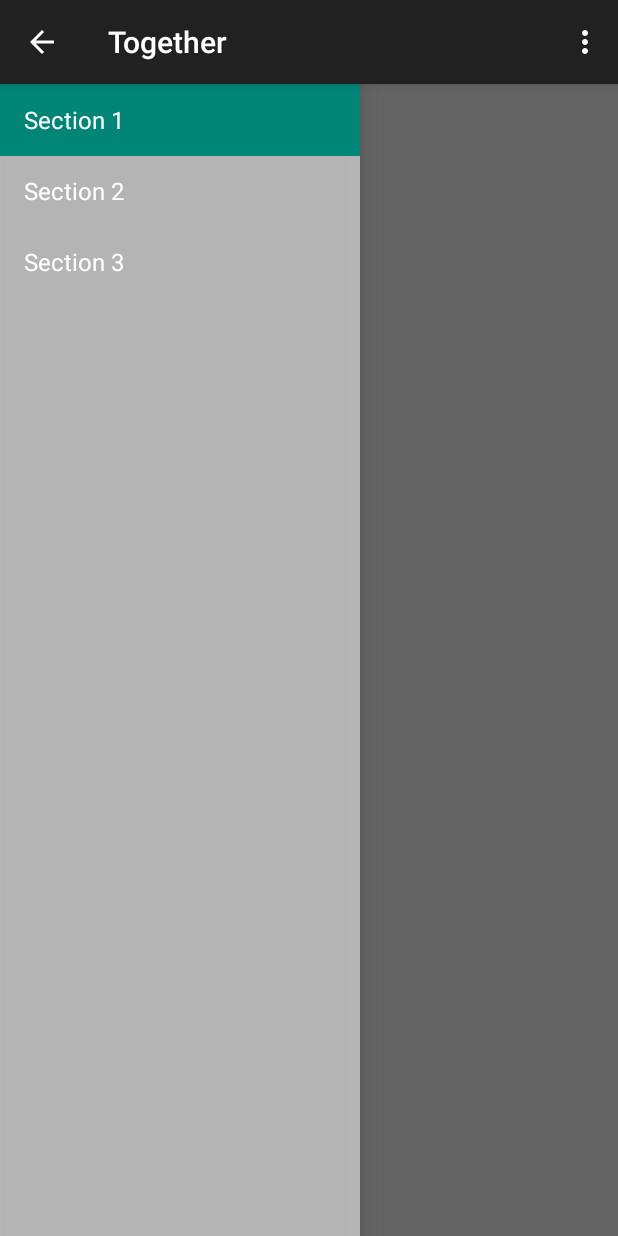
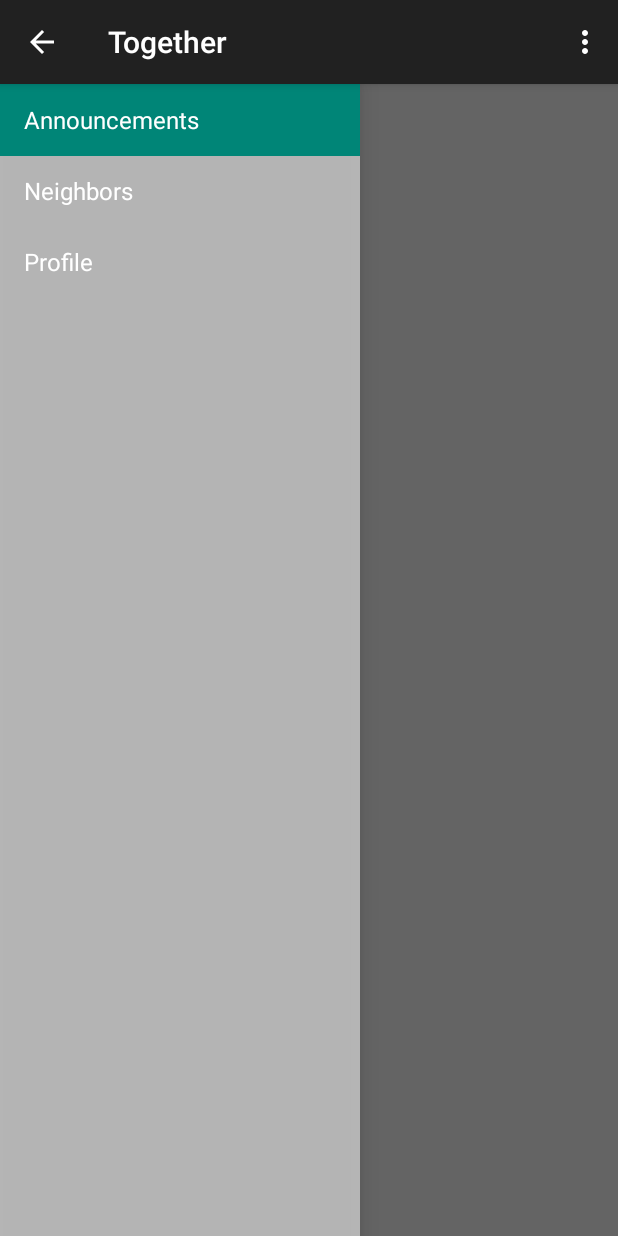
Before and after one commit to andychong1996/Together, an Android app: the NavigationDrawerFragment screen opened directly, with no data from a screen before it, on a phone screen of 412 x 824 dp. Run offline under Robolectric (Android 15) with nearby library versions, the phone set to English and light mode, and no system bars; 3 statements that could not run were skipped.

Commit message:
Update #2: Strings

```diff
--- a/app/src/main/java/com/application/together/NavigationDrawerFragment.java
+++ b/app/src/main/java/com/application/together/NavigationDrawerFragment.java
@@ -102,9 +102,9 @@ public class NavigationDrawerFragment extends Fragment {
                 android.R.layout.simple_list_item_activated_1,
                 android.R.id.text1,
                 new String[]{
-                        getString(R.string.title_section1),
-                        getString(R.string.title_section2),
-                        getString(R.string.title_section3),
+                        getString(R.string.title_announcement),
+                        getString(R.string.title_neighbor),
+                        getString(R.string.title_profile),
                 }));
         mDrawerListView.setItemChecked(mCurrentSelectedPosition, true);
         return mDrawerListView;
--- a/app/src/main/res/values/strings.xml
+++ b/app/src/main/res/values/strings.xml
@@ -2,9 +2,9 @@
     <string name="app_name">Together</string>
     <string name="title_activity_main">MainActivity</string>
 
-    <string name="title_section1">Section 1</string>
-    <string name="title_section2">Section 2</string>
-    <string name="title_section3">Section 3</string>
+    <string name="title_announcement">Announcements</string>
+    <string name="title_neighbor">Neighbors</string>
+    <string name="title_profile">Profile</string>
 
     <string name="navigation_drawer_open">Open navigation drawer</string>
     <string name="navigation_drawer_close">Close navigation drawer</string>
```
Also changed, not shown: 1 other file.
